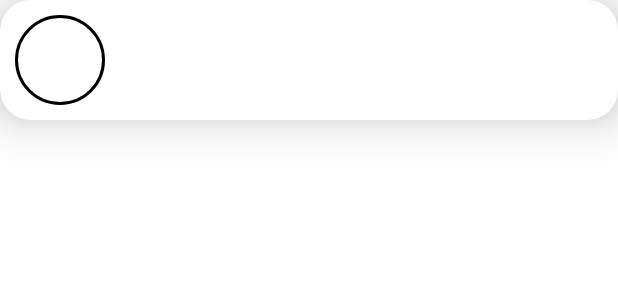
After one commit to startUPPER0/startUPPER-App, an Android app: the layout item_notification.xml on its own in the app's theme, with its tools: preview values and no code run, on a phone screen of 412 x 824 dp. The commit adds this screen. Shown: the top 300 px of the screen. Run offline under Robolectric (Android 15) with nearby library versions, the phone set to English and light mode, and no system bars.

Commit message:
resolve conflict

```diff
--- a/startUpper/app/build.gradle
+++ b/startUpper/app/build.gradle
@@ -42,5 +42,8 @@ dependencies {
     testImplementation 'junit:junit:4.13.2'
     androidTestImplementation 'androidx.test.ext:junit:1.1.3'
     androidTestImplementation 'androidx.test.espresso:espresso-core:3.4.0'
-    implementation 'de.hdodenhof:circleimageview:3.1.0'
+
+    //Dependency for circular ImageView
+    implementation  'de.hdodenhof:circleimageview:3.1.0'
+
 }
--- a/startUpper/app/src/main/res/layout/activity_notification.xml
+++ b/startUpper/app/src/main/res/layout/activity_notification.xml
@@ -5,24 +5,14 @@
     xmlns:tools="http://schemas.android.com/tools"
     android:layout_width="match_parent"
     android:layout_height="match_parent"
-    tools:context=".MainActivity"
+    tools:context=".MainActivity">
 
+    <androidx.recyclerview.widget.RecyclerView
+        android:id="@+id/recycler_view"
+        android:layout_width="match_parent"
+        android:layout_height="match_parent"
+        app:layoutManager="androidx.recyclerview.widget.LinearLayoutManager"
+        android:scrollbars="vertical"
 
-
-
-
-
-
-
-
-
-
-
-
-
-
-
-
-
-
-    />
+        />
+</FrameLayout>
--- /dev/null
+++ b/startUpper/app/src/main/res/layout/item_notification.xml
@@ -0,0 +1,34 @@
+<?xml version="1.0" encoding="utf-8"?>
+
+
+    <androidx.cardview.widget.CardView xmlns:android="http://schemas.android.com/apk/res/android"
+        xmlns:app="http://schemas.android.com/apk/res-auto"
+        android:layout_width="match_parent"
+        android:layout_height="wrap_content"
+        app:cardCornerRadius="20dp"
+        app:cardElevation="20dp">
+
+
+    <androidx.constraintlayout.widget.ConstraintLayout
+        android:layout_width="match_parent"
+        android:layout_height="match_parent"
+        android:padding="10dp"
+        >
+
+        <de.hdodenhof.circleimageview.CircleImageView
+            android:layout_width="60dp"
+            android:layout_height="60dp"
+            android:src="@color/white"
+            app:civ_border_color="@color/black"
+            app:civ_border_width="2dp"
+            app:layout_constraintBottom_toBottomOf="parent"
+            app:layout_constraintEnd_toEndOf="parent"
+            app:layout_constraintHorizontal_bias="0.0"
+            app:layout_constraintStart_toStartOf="parent"
+            app:layout_constraintTop_toTopOf="parent">
+
+        </de.hdodenhof.circleimageview.CircleImageView>
+
+    </androidx.constraintlayout.widget.ConstraintLayout>
+
+    </androidx.cardview.widget.CardView>
--- a/startUpper/app/src/main/res/values/strings.xml
+++ b/startUpper/app/src/main/res/values/strings.xml
@@ -6,7 +6,6 @@
         <item>Jason Kelly liked your idea</item>
         <item>You have a message from Lauren Ludwig</item>
         <item>Lauren Ludwig liked your idea</item>
-        <item>July Main liked your idea</item>
     </string-array>
 
     <string-array name="contactNames">
```
